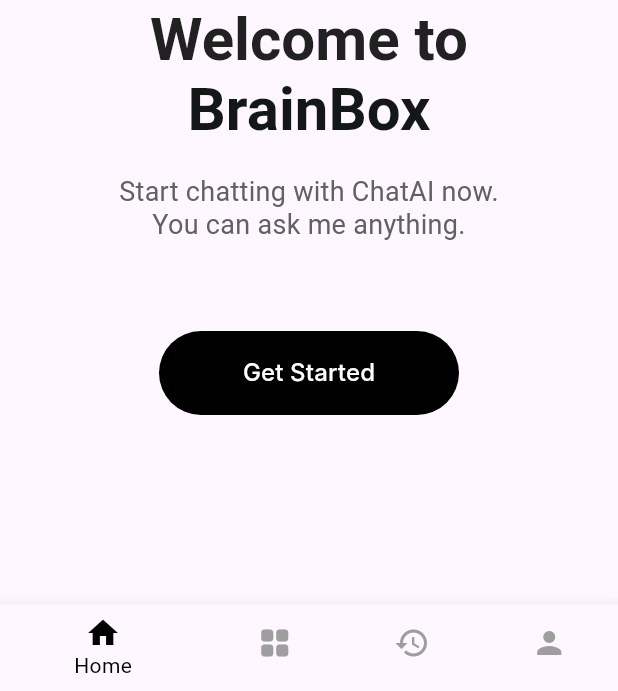
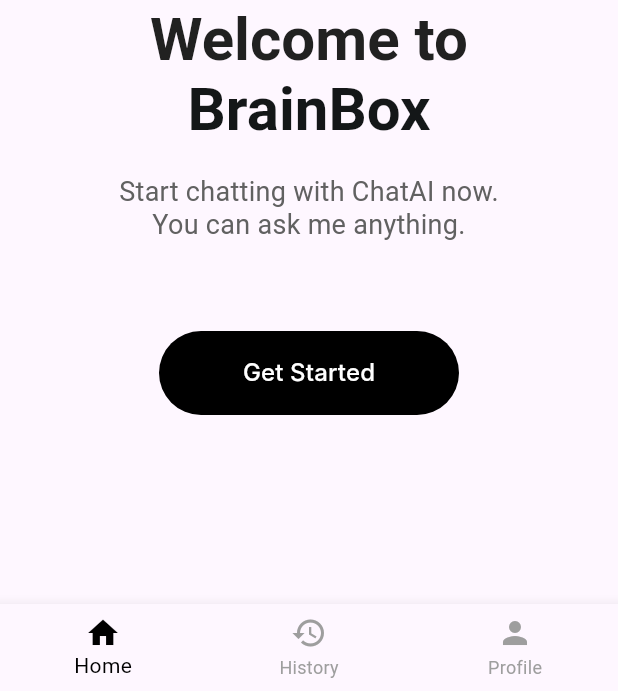
Before and after one commit to anashatem46/Ai-Assistant, a Flutter app: the HomePage screen opened directly, on a phone screen of 412 x 824 dp, the part 545-1236 px from its top. Run offline on Flutter 3.47's test engine with Material 3 defaults, Android fonts, the phone set to English and light mode, and no system bars; our stand-ins replace awesome_dialog, dash_chat_2, file_picker, firebase_auth, firebase_core, flutter_markdown and 9 more; accounts and stored records are empty; Roboto replaces fonts that are missing (Inter, Urbanist).

Commit message:
Fix Pages route

```diff
--- a/lib/Chat/api_config.dart
+++ b/lib/Chat/api_config.dart
@@ -7,7 +7,7 @@ import 'package:http_parser/http_parser.dart';  // To specify the media type
 class ApiClient {
   static const String baseUrl = 'https://97f1-197-56-219-0.ngrok-free.app/ask';
 
-  var userId = 'anas2';
+  var userId = 'awemlrewfe';
 
   Future<Map<String, dynamic>> getAnswer(String question, {File? file}) async {
     var request = http.MultipartRequest('POST', Uri.parse(baseUrl));
--- a/lib/appPage/chat_history_screen.dart
+++ b/lib/appPage/chat_history_screen.dart
@@ -17,9 +17,9 @@ class _ChatHistoryScreenState extends State<ChatHistoryScreen> {
   Widget build(BuildContext context) {
     return Scaffold(
       appBar: AppBar(
-        backgroundColor: Theme.of(context).appBarTheme.backgroundColor,
+        title: const Text('Chat History'),
         centerTitle: true,
-        title: const Text('Chat history'),
+        automaticallyImplyLeading: false,
       ),
       body: ValueListenableBuilder<Box<ChatHistory>>(
         valueListenable: Boxes.getChatHistory().listenable(),
--- a/lib/appPage/first_page.dart
+++ b/lib/appPage/first_page.dart
@@ -35,10 +35,10 @@ class _MyAppState extends State<HomePage> {
               icon: Icon(Icons.home),
               label: 'Home',
             ),
-            BottomNavigationBarItem(
-              icon: Icon(Icons.grid_view_rounded),
-              label: 'Tools',
-            ),
+            // BottomNavigationBarItem(
+            //   icon: Icon(Icons.grid_view_rounded),
+            //   label: 'Tools',
+            // ),
             BottomNavigationBarItem(
               icon: Icon(Icons.history),
               label: 'History',
@@ -58,10 +58,8 @@ class _MyAppState extends State<HomePage> {
       case 0:
         return buildHomePage(context);
         case 1:
-        return buildToolsPage(context);
+          return ChatHistoryScreen ();
           case 2:
-        return ChatHistoryScreen ();
-      case 3 :
         return ProfilePage();
       default:
         return const Center(child: Text('Unknown Page'));
--- a/lib/appPage/preferences_page.dart
+++ b/lib/appPage/preferences_page.dart
@@ -9,7 +9,9 @@ class PreferencesPage extends StatelessWidget {
       appBar: AppBar(
           title: const Text('Preferences'),
           centerTitle: true,
-        ),
+       // automaticallyImplyLeading: false,
+
+      ),
         body: Column(
           crossAxisAlignment: CrossAxisAlignment.stretch,
           children: [
```
